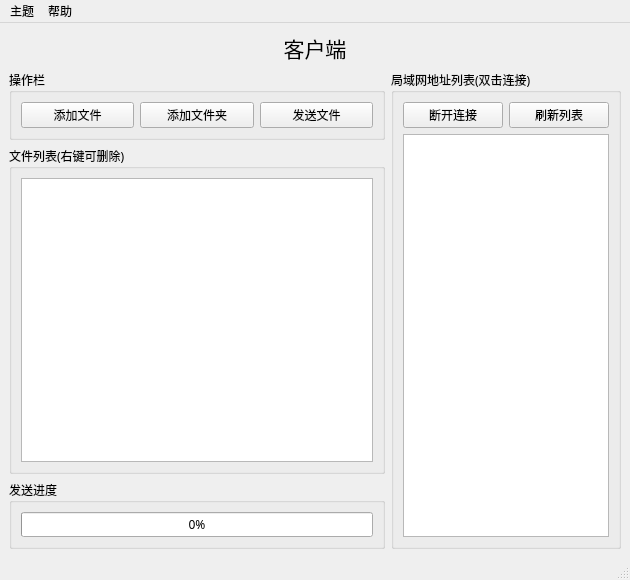
First picture: the form in FileTransfer-v4.3/FileClient-v4.3/ui/mainwindow.ui, repository Polaris-Night/Qt, before the edit.
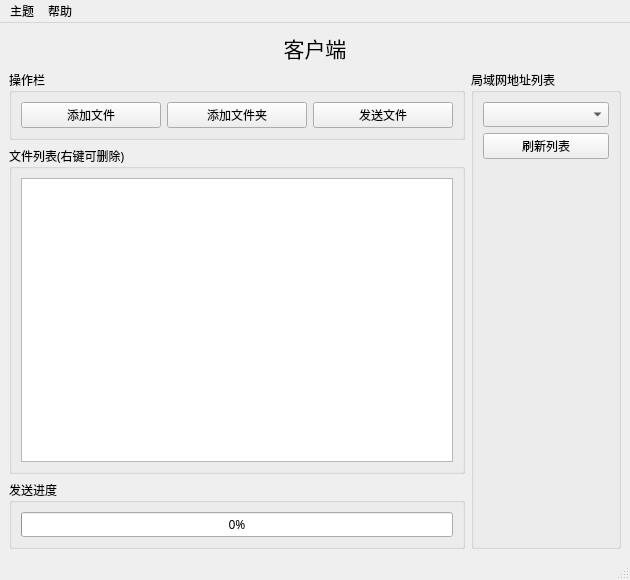
Second picture: the form after the edit.

```diff
--- a/FileTransfer-v4.3/FileClient-v4.3/ui/mainwindow.ui
+++ b/FileTransfer-v4.3/FileClient-v4.3/ui/mainwindow.ui
@@ -159,6 +159,12 @@
       </item>
       <item>
        <widget class="QGroupBox" name="groupBox_4">
+        <property name="minimumSize">
+         <size>
+          <width>150</width>
+          <height>0</height>
+         </size>
+        </property>
         <property name="maximumSize">
          <size>
           <width>230</width>
@@ -171,22 +177,11 @@
          </font>
         </property>
         <property name="title">
-         <string>局域网地址列表(双击连接)</string>
+         <string>局域网地址列表</string>
         </property>
         <layout class="QVBoxLayout" name="verticalLayout_4">
          <item>
-          <layout class="QHBoxLayout" name="horizontalLayout_3">
-           <item>
-            <widget class="QPushButton" name="btnDisconnect">
-             <property name="font">
-              <font>
-               <family>宋体</family>
-              </font>
-             </property>
-             <property name="text">
-              <string>断开连接</string>
-             </property>
-            </widget>
+          <widget class="QComboBox" name="hostBox"/>
            </item>
            <item>
             <widget class="QPushButton" name="btnFlushAddrList">
@@ -200,19 +195,18 @@
              </property>
             </widget>
            </item>
-          </layout>
-         </item>
          <item>
-          <widget class="QListWidget" name="listWidgetAddr">
-           <property name="font">
-            <font>
-             <family>宋体</family>
-            </font>
+          <spacer name="verticalSpacer">
+           <property name="orientation">
+            <enum>Qt::Vertical</enum>
            </property>
-           <property name="contextMenuPolicy">
-            <enum>Qt::CustomContextMenu</enum>
+           <property name="sizeHint" stdset="0">
+            <size>
+             <width>20</width>
+             <height>40</height>
+            </size>
            </property>
-          </widget>
+          </spacer>
          </item>
         </layout>
        </widget>
```
Left out of the diff: 2 changed lines with no effect on the pictures. Lines whose indentation alone changed are shown as unchanged.
